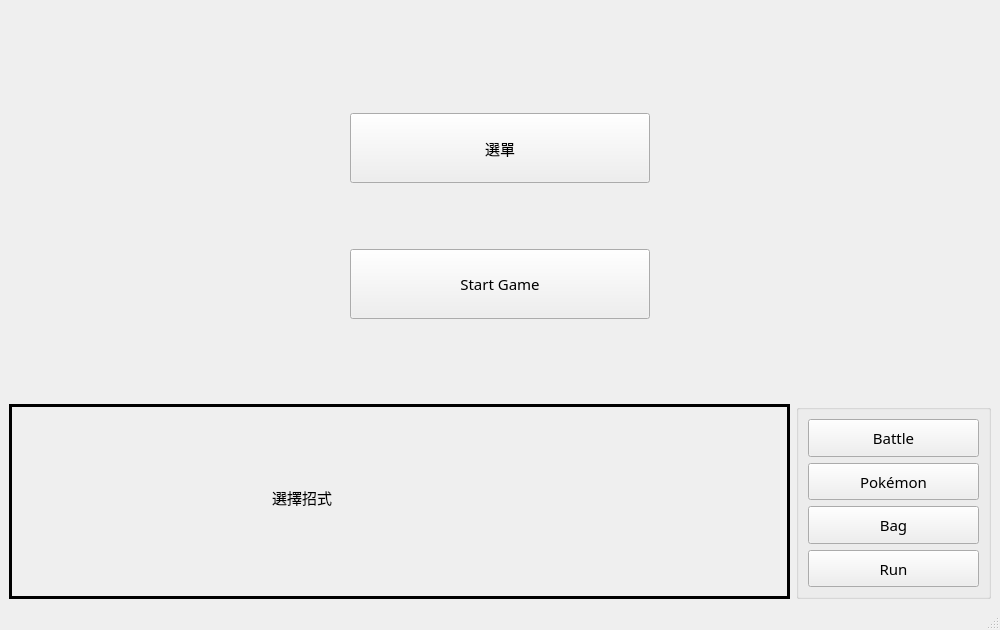
Qt form project/gamemainwindow.ui (jeang-bo-yuan/NTUST-OOP-Project3-Pokemon) before a commit.
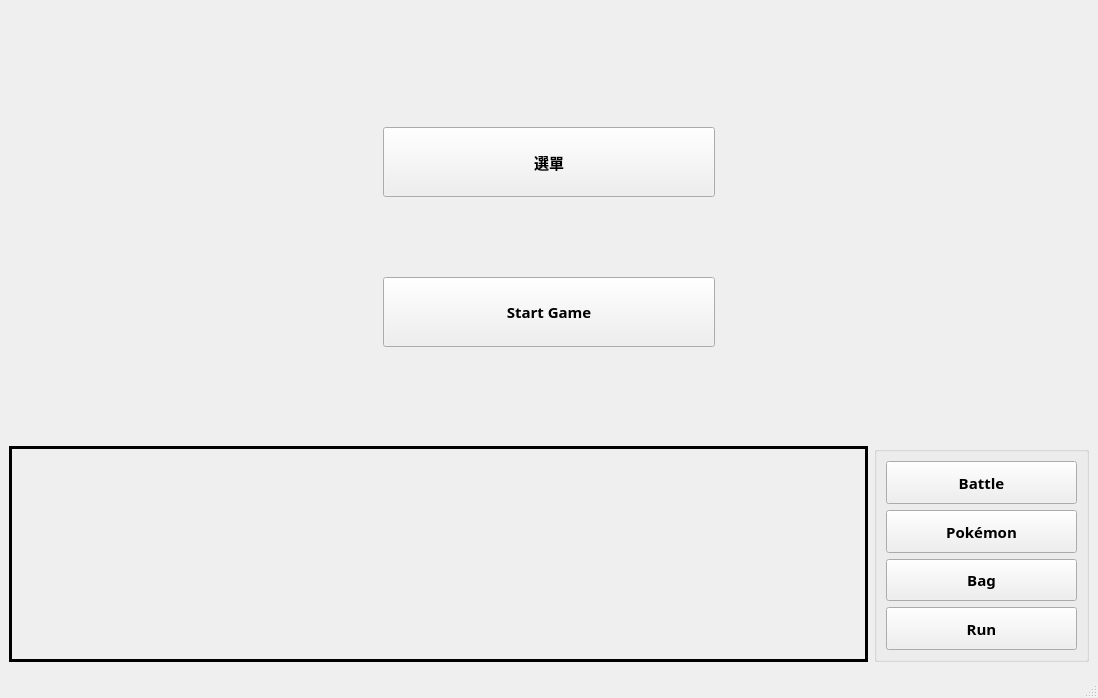
The same form after that commit. The open tabs and pages were chosen to show the change. Icons and pictures are not drawn. Custom widgets are drawn as their Qt base class.

The edit to the form file:
```diff
--- a/project/gamemainwindow.ui
+++ b/project/gamemainwindow.ui
@@ -6,8 +6,8 @@
    <rect>
     <x>0</x>
     <y>0</y>
-    <width>1000</width>
-    <height>630</height>
+    <width>1098</width>
+    <height>698</height>
    </rect>
   </property>
   <property name="sizePolicy">
@@ -16,6 +16,13 @@
     <verstretch>0</verstretch>
    </sizepolicy>
   </property>
+  <property name="font">
+   <font>
+    <family>微軟正黑體</family>
+    <pointsize>11</pointsize>
+    <bold>true</bold>
+   </font>
+  </property>
   <property name="focusPolicy">
    <enum>Qt::NoFocus</enum>
   </property>
@@ -23,13 +30,6 @@
    <string>GameMainWindow</string>
   </property>
   <widget class="QWidget" name="centralwidget">
-   <property name="font">
-    <font>
-     <family>Source Code Pro</family>
-     <pointsize>11</pointsize>
-     <bold>false</bold>
-    </font>
-   </property>
    <layout class="QVBoxLayout" name="verticalLayout" stretch="2,1">
     <item>
      <widget class="QStackedWidget" name="mainStack">
@@ -283,19 +283,11 @@
          </layout>
         </widget>
         <widget class="QWidget" name="subBattle">
-         <widget class="QLabel" name="label">
-          <property name="geometry">
-           <rect>
-            <x>260</x>
-            <y>70</y>
-            <width>181</width>
-            <height>41</height>
-           </rect>
-          </property>
-          <property name="text">
-           <string>選擇招式</string>
-          </property>
-         </widget>
+         <layout class="QHBoxLayout" name="horizontalLayout_5">
+          <item>
+           <widget class="SkillSelecter" name="subSkillSelecter" native="true"/>
+          </item>
+         </layout>
         </widget>
         <widget class="QWidget" name="subPokemon">
          <layout class="QHBoxLayout" name="horizontalLayout_4">
@@ -435,6 +427,12 @@
    <extends>QTextEdit</extends>
    <header>LogWindow.h</header>
   </customwidget>
+  <customwidget>
+   <class>SkillSelecter</class>
+   <extends>QWidget</extends>
+   <header>SkillSelecter.h</header>
+   <container>1</container>
+  </customwidget>
  </customwidgets>
  <resources>
   <include location="resource.qrc"/>
```
Left out of the diff: 8 changed lines with no effect on the pictures.
